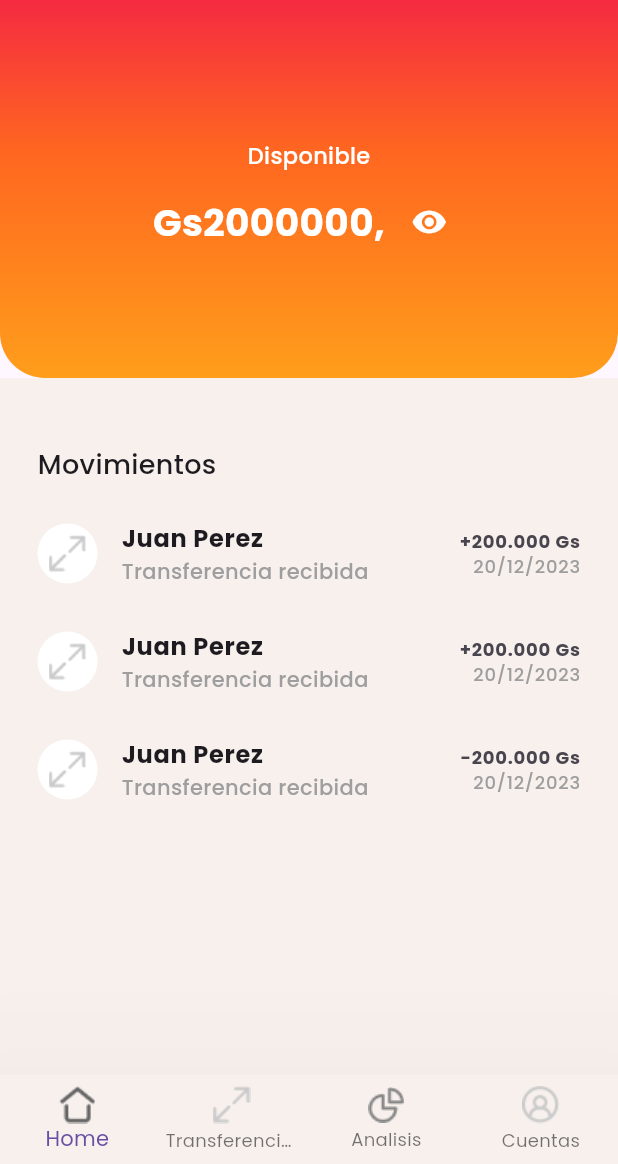
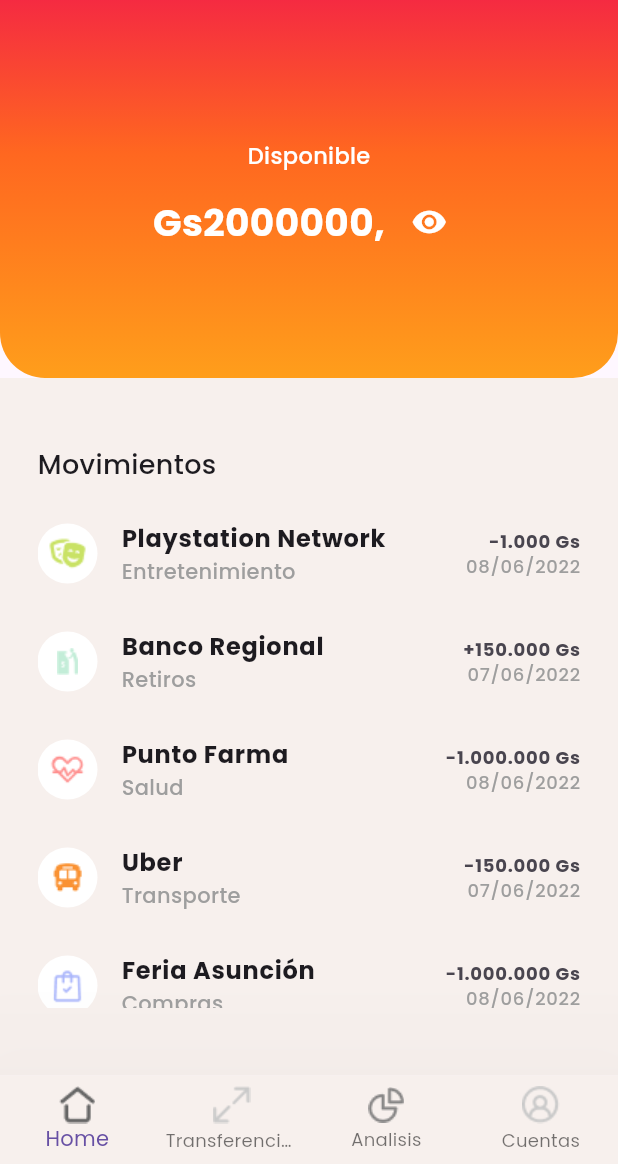
Before and after one commit to ramirezsebas/e_app, a Flutter app: the screen it shows after launch, on a phone screen of 412 x 824 dp, the part 72-1236 px from its top. Run offline on Flutter 3.47's test engine with Material 3 defaults, Android fonts, the light colour scheme and no system bars; our stand-ins replace bloc, equatable, flutter_bloc, google_fonts, pie_chart; generated files the repository leaves out were written again.

Commit message:
refactor: se ajusta diseño de movimientos

```diff
--- /dev/null
+++ b/lib/app/core/extensions/date_extension.dart
@@ -0,0 +1,7 @@
+import 'package:intl/intl.dart';
+
+extension DateTimeX on DateTime {
+  String toFormattedString() {
+    return DateFormat('dd/MM/yyyy').format(this);
+  }
+}
--- a/lib/app/data/repositories/movements_repository.dart
+++ b/lib/app/data/repositories/movements_repository.dart
@@ -4,30 +4,81 @@ import 'package:e_app/gen/assets.gen.dart';
 class MovementsRepository {
   final movements = [
     MovementeModel(
-      image: Assets.icons.transfers.path,
-      amount: 200000,
+      image: Assets.icons.mask.path,
+      amount: 1000,
       currency: 'Gs',
-      description: 'Transferencia recibida',
-      date: '20/12/2023',
-      sender: 'Juan Perez',
+      description: 'Entretenimiento',
+      date: DateTime(
+        2022,
+        6,
+        8,
+      ),
+      sender: 'Playstation Network',
+      type: MovementType.expense,
+    ),
+    MovementeModel(
+      image: Assets.icons.atm.path,
+      amount: 150000,
+      currency: 'Gs',
+      description: 'Retiros',
+      date: DateTime(
+        2022,
+        6,
+        7,
+      ),
+      sender: 'Banco Regional',
       type: MovementType.income,
     ),
     MovementeModel(
-      image: Assets.icons.transfers.path,
-      amount: 200000,
+      image: Assets.icons.heart.path,
+      amount: 1000000,
       currency: 'Gs',
-      description: 'Transferencia recibida',
-      date: '20/12/2023',
-      sender: 'Juan Perez',
-      type: MovementType.income,
+      description: 'Salud',
+      date: DateTime(
+        2022,
+        6,
+        8,
+      ),
+      sender: 'Punto Farma',
+      type: MovementType.expense,
     ),
     MovementeModel(
-      image: Assets.icons.transfers.path,
-      amount: 200000,
+      image: Assets.icons.transportationCategory.path,
+      amount: 150000,
       currency: 'Gs',
-      description: 'Transferencia recibida',
-      date: '20/12/2023',
-      sender: 'Juan Perez',
+      description: 'Transporte',
+      date: DateTime(
+        2022,
+        6,
+        7,
+      ),
+      sender: 'Uber',
+      type: MovementType.expense,
+    ),
+    MovementeModel(
+      image: Assets.icons.bag.path,
+      amount: 1000000,
+      currency: 'Gs',
+      description: 'Compras',
+      date: DateTime(
+        2022,
+        6,
+        8,
+      ),
+      sender: 'Feria Asunción',
+      type: MovementType.expense,
+    ),
+    MovementeModel(
+      image: Assets.icons.transportationCategory.path,
+      amount: 150000,
+      currency: 'Gs',
+      description: 'Transporte',
+      date: DateTime(
+        2022,
+        6,
+        7,
+      ),
+      sender: 'Uber',
       type: MovementType.expense,
     ),
   ];
--- a/lib/app/domain/models/movement_model.dart
+++ b/lib/app/domain/models/movement_model.dart
@@ -19,7 +19,7 @@ class MovementeModel extends Equatable {
       amount: json['amount'] as num,
       currency: json['currency'] as String,
       description: json['description'] as String,
-      date: json['date'] as String,
+      date: DateTime.parse(json['date'] as String),
       sender: json['sender'] as String,
       type:
           json['type'] == 'income' ? MovementType.income : MovementType.expense,
@@ -30,7 +30,7 @@ class MovementeModel extends Equatable {
   final num amount;
   final String currency;
   final String description;
-  final String date;
+  final DateTime date;
   final String sender;
   final MovementType type;
 
--- a/lib/app/presentation/screens/home_screen.dart
+++ b/lib/app/presentation/screens/home_screen.dart
@@ -1,5 +1,6 @@
 // ignore_for_file: lines_longer_than_80_chars
 
+import 'package:e_app/app/core/extensions/date_extension.dart';
 import 'package:e_app/app/core/extensions/formatter_extension.dart';
 import 'package:e_app/app/core/widgets/account_balance.dart';
 import 'package:e_app/app/core/widgets/e_app_bar.dart';
@@ -115,7 +116,7 @@ class HomeScreen extends StatelessWidget {
                                   ),
                                 ),
                                 Text(
-                                  movement.date,
+                                  movement.date.toFormattedString(),
                                   style: const TextStyle(
                                     color: Colors.grey,
                                     fontSize: 12,
```
